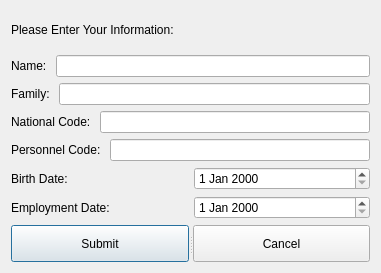
Before: the Qt Designer form MyProj/addhost.ui in shahabbadihi/airport_managementt, drawn with Qt 5.
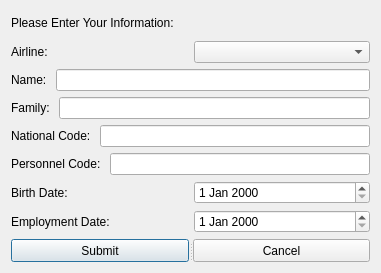
After: the same form once the commit is applied.

What changed in the file:
```diff
--- a/MyProj/addhost.ui
+++ b/MyProj/addhost.ui
@@ -21,6 +21,20 @@
      </property>
     </widget>
    </item>
+   <item>
+    <layout class="QHBoxLayout" name="horizontalLayout_7">
+     <item>
+      <widget class="QLabel" name="lblAirline">
+       <property name="text">
+        <string>Airline:</string>
+       </property>
+      </widget>
+     </item>
+     <item>
+      <widget class="QComboBox" name="comboAirline"/>
+     </item>
+    </layout>
+   </item>
    <item>
     <layout class="QHBoxLayout" name="horizontalLayout">
      <item>
```
